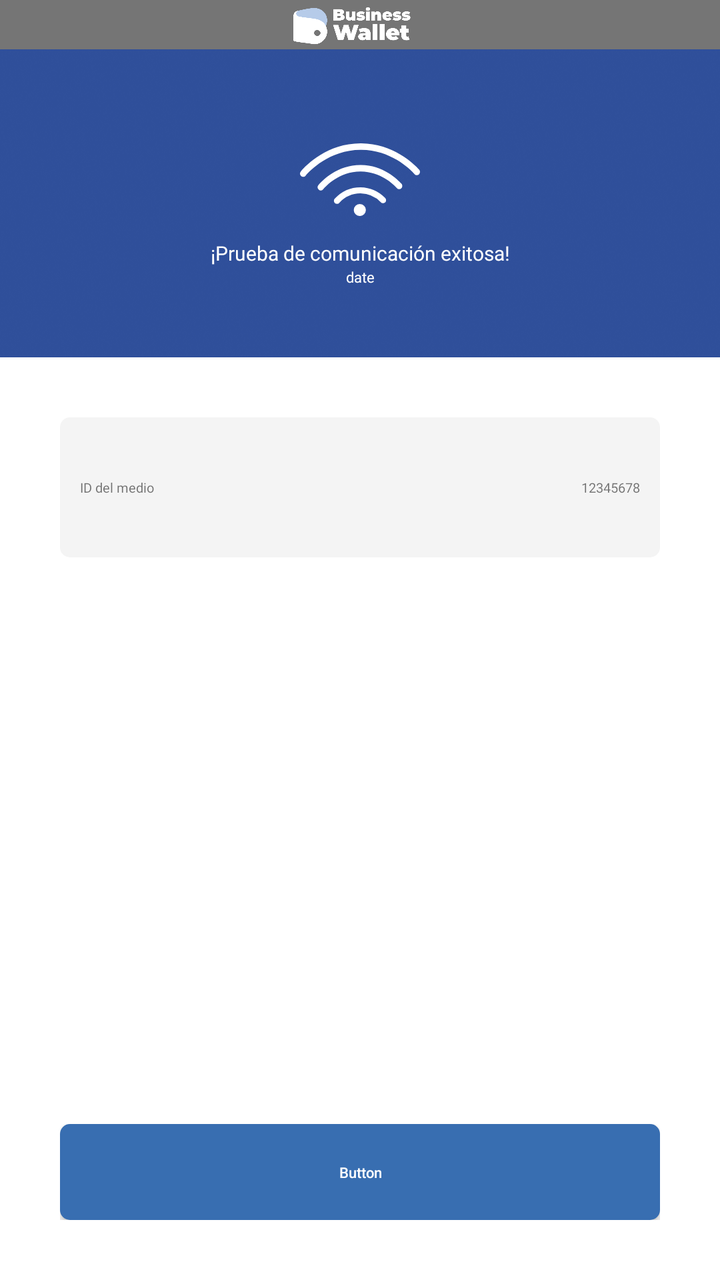
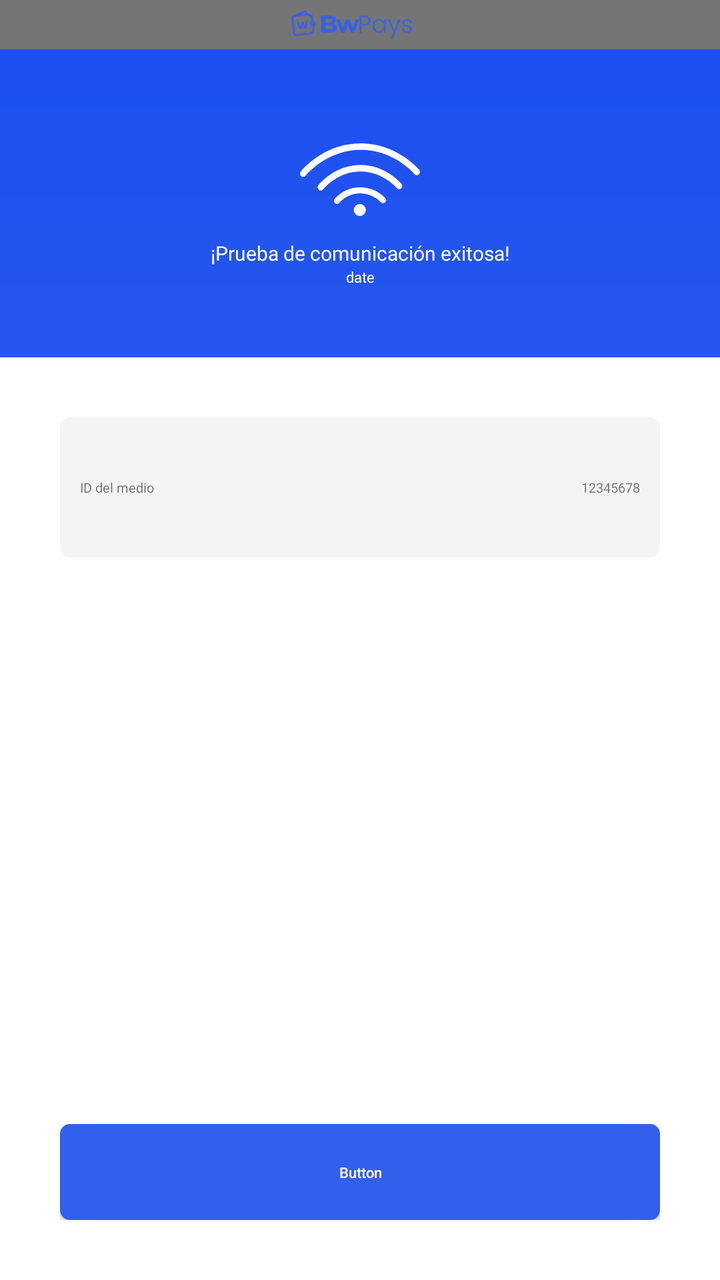

Compare the two renders of this Android layout. The source of the first and the diff that turns it into the second are given below.
<!-- AndroidManifest.xml: application theme AppThemeDown -->
<!-- res/layout/wmx_connection_test_final.xml -->
<?xml version="1.0" encoding="utf-8"?>
<androidx.constraintlayout.widget.ConstraintLayout xmlns:android="http://schemas.android.com/apk/res/android"
    android:layout_width="match_parent"
    android:layout_height="match_parent"
    xmlns:app="http://schemas.android.com/apk/res-auto">
    <LinearLayout
        android:id="@+id/lyt_connection_test_final"
        android:layout_width="match_parent"
        android:layout_height="match_parent"
        android:background="@drawable/gradient"
        android:orientation="vertical">

        <include layout="@layout/toolbar_layout" />


        <LinearLayout
            android:id="@+id/lyt_connection_test_final_header"
            android:layout_width="match_parent"
            android:layout_height="wrap_content"
            android:layout_weight="1"
            android:gravity="center"
            android:orientation="vertical">

            <ImageView
                android:id="@+id/img_connection_test_final"
                android:layout_width="60dp"
                android:layout_height="wrap_content"
                app:srcCompat="@drawable/connection_img" />

            <TextView
                android:id="@+id/txt_connection_success_title"
                android:layout_width="300dp"
                android:layout_height="wrap_content"
                android:fontFamily="@font/dm_sans_medium"
                android:gravity="center"
                android:text="@string/wmx_connection_test_final_title"
                android:textColor="#FFFFFF"
                android:textSize="30px" />

            <TextView
                android:id="@+id/txt_connection_success_date"
                android:layout_width="match_parent"
                android:layout_height="wrap_content"
                android:fontFamily="@font/dm_sans"
                android:gravity="center"
                android:text="date"
                android:textColor="#FFFFFF"
                android:textSize="22px" />
        </LinearLayout>

        <LinearLayout
            android:id="@+id/lyt_connection_test_final_container"
            android:layout_width="match_parent"
            android:layout_height="wrap_content"
            android:layout_weight="4"
            android:background="#FFFFFF"
            android:orientation="vertical"
            android:paddingLeft="30dp"
            android:paddingTop="30dp"
            android:paddingRight="30dp"
            android:paddingBottom="30dp">

            <LinearLayout
                android:layout_width="match_parent"
                android:layout_height="wrap_content"
                android:layout_weight="1"
                android:orientation="vertical">

                <LinearLayout
                    android:layout_width="match_parent"
                    android:layout_height="70dp"
                    android:background="@drawable/rounded_corner"
                    android:backgroundTint="#F4F4F4"
                    android:orientation="horizontal"
                    android:paddingLeft="10dp"
                    android:paddingRight="10dp">

                    <TextView
                        android:id="@+id/txt_connection_test_kpos_id_title"
                        android:layout_width="wrap_content"
                        android:layout_height="wrap_content"
                        android:layout_gravity="center_vertical"
                        android:layout_weight="1"
                        android:fontFamily="@font/dm_sans"
                        android:text="@string/wmx_connection_test_final_kpos_id_title"
                        android:textSize="20px" />

                    <TextView
                        android:id="@+id/txt_connection_test_kpos_id_value"
                        android:layout_width="wrap_content"
                        android:layout_height="wrap_content"
                        android:layout_gravity="center_vertical"
                        android:layout_weight="1"
                        android:fontFamily="@font/dm_sans"
                        android:gravity="end"
                        android:text="12345678"
                        android:textSize="20px" />
                </LinearLayout>

                <LinearLayout
                    android:id="@+id/lyt_connection_error"
                    android:layout_width="match_parent"
                    android:layout_height="wrap_content"
                    android:layout_weight="1"
                    android:orientation="vertical"
                    android:visibility="gone">

                    <TextView
                        android:id="@+id/txt_connection_error_1"
                        android:layout_width="match_parent"
                        android:layout_height="wrap_content"
                        android:layout_weight="1"
                        android:gravity="center"
                        android:text="@string/wmx_connection_test_error_1"
                        android:textColor="#121212"
                        android:textSize="24px" />

                    <TextView
                        android:id="@+id/txt_connection_error_2"
                        android:layout_width="match_parent"
                        android:layout_height="wrap_content"
                        android:gravity="center"
                        android:text="@string/wmx_connection_test_error_2"
                        android:textColor="#121212"
                        android:textSize="30px" />

                    <TextView
                        android:id="@+id/txt_connection_error_3"
                        android:layout_width="match_parent"
                        android:layout_height="wrap_content"
                        android:gravity="center"
                        android:text="@string/wmx_connection_test_error_3"
                        android:textColor="#121212"
                        android:textSize="30px" />

                    <TextView
                        android:id="@+id/txt_connection_error_4"
                        android:layout_width="match_parent"
                        android:layout_height="wrap_content"
                        android:layout_weight="1"
                        android:gravity="center"
                        android:text="@string/wmx_connection_test_error_4"
                        android:textColor="#121212"
                        android:textSize="20px" />
                </LinearLayout>

            </LinearLayout>

            <LinearLayout
                android:layout_width="match_parent"
                android:layout_height="wrap_content"
                android:orientation="vertical">

                <Button
                    android:id="@+id/btn_connection_test_continue"
                    android:layout_width="match_parent"
                    android:layout_height="wrap_content"
                    android:background="@drawable/rounded_corner"
                    android:backgroundTint="#386EB1"
                    android:text="Button"
                    android:textAllCaps="false"
                    android:textColor="#FFFFFF"
                    android:textSize="22px" />
            </LinearLayout>

        </LinearLayout>

    </LinearLayout>

</androidx.constraintlayout.widget.ConstraintLayout>
<!-- res/layout/toolbar_layout.xml (included above) -->
<androidx.appcompat.widget.Toolbar xmlns:android="http://schemas.android.com/apk/res/android"
    xmlns:app="http://schemas.android.com/apk/res-auto"
    android:id="@+id/toolbar"
    android:layout_width="match_parent"
    android:layout_height="74px"
    android:background="?attr/colorPrimaryDark"
    android:minHeight="@dimen/abc_action_bar_default_height_material"
    android:visibility="visible"
    app:contentInsetEnd="0dp"
    app:contentInsetStart="0dp"
    app:popupTheme="@style/ThemeOverlay.AppCompat.Light"
    app:theme="@style/ThemeOverlay.AppCompat.Dark.ActionBar">


    <TextView
        android:id="@+id/txt_toolbar_title"
        android:layout_width="wrap_content"
        android:layout_height="wrap_content"
        android:layout_gravity="center"
        android:ellipsize="middle"
        android:fontFamily="@font/dm_sans_medium"
        android:singleLine="true"
        android:textColor="#121212"
        android:textSize="22px"
        android:visibility="gone" />

    <ImageView
        android:id="@+id/img_invisible_margin"
        android:layout_width="?android:attr/actionBarSize"
        android:layout_height="48dp"
        android:visibility="invisible" />

    <LinearLayout
        android:id="@+id/toolbar_logo_container"
        android:layout_width="match_parent"
        android:layout_height="match_parent"
        android:layout_gravity="center"
        android:layout_marginRight="?android:attr/actionBarSize"
        android:paddingRight="24px"
        android:gravity="center"
        >

        <ImageView
            android:id="@+id/toolbar_logo"
            android:layout_width="wrap_content"
            android:layout_height="match_parent"
            android:layout_gravity="center"
            android:src="@drawable/white_logo"
            />
    </LinearLayout>


    <LinearLayout
        android:id="@+id/toolbar_btn_calendar"
        android:layout_width="51px"
        android:layout_height="51px"
        android:layout_gravity="right"
        android:background="@drawable/rounded_corner"
        android:backgroundTint="#fff"
        android:gravity="center"
        android:layout_marginRight="35px"
        android:padding="10px"
        android:visibility="gone">

        <ImageView
            android:id="@+id/iv_calendar"
            android:layout_width="wrap_content"
            android:layout_height="wrap_content"
            android:src="@drawable/efevoo_i_grupo_37" />
    </LinearLayout>

</androidx.appcompat.widget.Toolbar>
<!-- resources referenced by this layout -->
<resources>
  <!-- drawable efevoo_i_grupo_37 (drawable) -->
  <vector xmlns:android="http://schemas.android.com/apk/res/android"
      android:width="54dp"
      android:height="56dp"
      android:viewportWidth="54"
      android:viewportHeight="56">
    <path
        android:pathData="M18,29.5C18,30.881 16.881,32 15.5,32C14.119,32 13,30.881 13,29.5C13,28.119 14.119,27 15.5,27C16.881,27 18,28.119 18,29.5ZM18,41.5C18,42.881 16.881,44 15.5,44C14.119,44 13,42.881 13,41.5C13,40.119 14.119,39 15.5,39C16.881,39 18,40.119 18,41.5ZM26.5,32C27.881,32 29,30.881 29,29.5C29,28.119 27.881,27 26.5,27C25.119,27 24,28.119 24,29.5C24,30.881 25.119,32 26.5,32ZM29,41.5C29,42.881 27.881,44 26.5,44C25.119,44 24,42.881 24,41.5C24,40.119 25.119,39 26.5,39C27.881,39 29,40.119 29,41.5ZM38.5,32C39.881,32 41,30.881 41,29.5C41,28.119 39.881,27 38.5,27C37.119,27 36,28.119 36,29.5C36,30.881 37.119,32 38.5,32ZM41,41.5C41,42.881 39.881,44 38.5,44C37.119,44 36,42.881 36,41.5C36,40.119 37.119,39 38.5,39C39.881,39 41,40.119 41,41.5Z"
        android:fillColor="#212859"
        android:fillType="evenOdd"/>
    <path
        android:pathData="M3,20V45C3,47.122 3.843,49.157 5.343,50.657C6.843,52.157 8.878,53 11,53H43C45.122,53 47.157,52.157 48.657,50.657C50.157,49.157 51,47.122 51,45V20H3ZM0,8V17V20V45C0,47.917 1.159,50.715 3.222,52.778C5.285,54.841 8.083,56 11,56H43C45.917,56 48.715,54.841 50.778,52.778C52.841,50.715 54,47.917 54,45V20V17V8C54,6.143 53.263,4.363 51.95,3.05C50.637,1.737 48.856,1 47,1H7C5.143,1 3.363,1.737 2.05,3.05C0.737,4.363 0,6.143 0,8Z"
        android:fillColor="#212859"
        android:fillType="evenOdd"/>
    <path
        android:pathData="M16.5,0C17.881,0 19,1.119 19,2.5V6.5C19,7.881 17.881,9 16.5,9C15.119,9 14,7.881 14,6.5V2.5C14,1.119 15.119,0 16.5,0ZM36.5,0C37.881,0 39,1.119 39,2.5V6.5C39,7.881 37.881,9 36.5,9C35.119,9 34,7.881 34,6.5V2.5C34,1.119 35.119,0 36.5,0Z"
        android:fillColor="#B6CBE9"
        android:fillType="evenOdd"/>
  </vector>
  <!-- drawable gradient: png bitmap (drawable, 641749 bytes) -->
  <!-- drawable rounded_corner (drawable) -->
  <?xml version="1.0" encoding="utf-8"?>
  <shape xmlns:android="http://schemas.android.com/apk/res/android"
      android:shape="rectangle" >
  
      <corners
          android:radius="15px"/>
  
      <solid android:color="#2F4F9A" />
  
      <padding
          android:bottom="0dp"
          android:left="0dp"
          android:right="0dp"
          android:top="0dp" />
  
  </shape>
  <!-- drawable white_logo: png bitmap (drawable, 14745 bytes) -->
  <string name="wmx_connection_test_error_1">Se sugiere realizar las siguientes acciones y reintentar esta prueba</string>
  <string name="wmx_connection_test_error_2">Reiniciar la red Wi Fi</string>
  <string name="wmx_connection_test_error_3">Reiniciar la terminal</string>
  <string name="wmx_connection_test_final_kpos_id_title">ID del medio</string>
  <string name="wmx_connection_test_final_title">¡Prueba de comunicación exitosa!</string>
  <color name="action_bar">@color/eb_col_4</color>
  <color name="eb_col_7">#ffffff</color>
  <color name="eb_col_12">#f8f8f8</color>
  <color name="eb_col_14">#00A1DE</color>
  <color name="segment_line">@color/eb_col_12</color>
  <color name="eb_col_4">#004C90</color>
  <!-- unchanged entries left out for length: 16 -->
</resources>

<!-- the commit's change to res/layout/wmx_connection_test_final.xml (unified diff, before → after) -->
@@ -7,7 +7,7 @@
         android:id="@+id/lyt_connection_test_final"
         android:layout_width="match_parent"
         android:layout_height="match_parent"
-        android:background="@drawable/gradient"
+        android:background="@drawable/ticket_cancel_background"
         android:orientation="vertical">
 
         <include layout="@layout/toolbar_layout" />
@@ -156,7 +156,7 @@
                     android:layout_width="match_parent"
                     android:layout_height="wrap_content"
                     android:background="@drawable/rounded_corner"
-                    android:backgroundTint="#386EB1"
+                    android:backgroundTint="@color/ep_btn_continuar_fondo"
                     android:text="Button"
                     android:textAllCaps="false"
                     android:textColor="#FFFFFF"
@@ -216,7 +216,7 @@
             android:layout_width="wrap_content"
             android:layout_height="match_parent"
             android:layout_gravity="center"
-            android:src="@drawable/white_logo"
+            android:src="@drawable/logo_bw"
             />
     </LinearLayout>
 
<!-- resource entries referenced after the edit -->
@@ -1,5 +1,6 @@
 <!-- resources referenced by this layout -->
 <resources>
+  <color name="ep_btn_continuar_fondo">#325FEC</color>#
   <!-- drawable efevoo_i_grupo_37 (drawable) -->
   <vector xmlns:android="http://schemas.android.com/apk/res/android"
       android:width="54dp"
@@ -8,18 +9,18 @@
       android:viewportHeight="56">
     <path
         android:pathData="M18,29.5C18,30.881 16.881,32 15.5,32C14.119,32 13,30.881 13,29.5C13,28.119 14.119,27 15.5,27C16.881,27 18,28.119 18,29.5ZM18,41.5C18,42.881 16.881,44 15.5,44C14.119,44 13,42.881 13,41.5C13,40.119 14.119,39 15.5,39C16.881,39 18,40.119 18,41.5ZM26.5,32C27.881,32 29,30.881 29,29.5C29,28.119 27.881,27 26.5,27C25.119,27 24,28.119 24,29.5C24,30.881 25.119,32 26.5,32ZM29,41.5C29,42.881 27.881,44 26.5,44C25.119,44 24,42.881 24,41.5C24,40.119 25.119,39 26.5,39C27.881,39 29,40.119 29,41.5ZM38.5,32C39.881,32 41,30.881 41,29.5C41,28.119 39.881,27 38.5,27C37.119,27 36,28.119 36,29.5C36,30.881 37.119,32 38.5,32ZM41,41.5C41,42.881 39.881,44 38.5,44C37.119,44 36,42.881 36,41.5C36,40.119 37.119,39 38.5,39C39.881,39 41,40.119 41,41.5Z"
-        android:fillColor="#212859"
+        android:fillColor="#325FEC"
         android:fillType="evenOdd"/>
     <path
         android:pathData="M3,20V45C3,47.122 3.843,49.157 5.343,50.657C6.843,52.157 8.878,53 11,53H43C45.122,53 47.157,52.157 48.657,50.657C50.157,49.157 51,47.122 51,45V20H3ZM0,8V17V20V45C0,47.917 1.159,50.715 3.222,52.778C5.285,54.841 8.083,56 11,56H43C45.917,56 48.715,54.841 50.778,52.778C52.841,50.715 54,47.917 54,45V20V17V8C54,6.143 53.263,4.363 51.95,3.05C50.637,1.737 48.856,1 47,1H7C5.143,1 3.363,1.737 2.05,3.05C0.737,4.363 0,6.143 0,8Z"
-        android:fillColor="#212859"
+        android:fillColor="#325FEC"
         android:fillType="evenOdd"/>
     <path
         android:pathData="M16.5,0C17.881,0 19,1.119 19,2.5V6.5C19,7.881 17.881,9 16.5,9C15.119,9 14,7.881 14,6.5V2.5C14,1.119 15.119,0 16.5,0ZM36.5,0C37.881,0 39,1.119 39,2.5V6.5C39,7.881 37.881,9 36.5,9C35.119,9 34,7.881 34,6.5V2.5C34,1.119 35.119,0 36.5,0Z"
         android:fillColor="#B6CBE9"
         android:fillType="evenOdd"/>
   </vector>
-  <!-- drawable gradient: png bitmap (drawable, 641749 bytes) -->
+  <!-- drawable logo_bw: png bitmap (drawable, 2529 bytes) -->
   <!-- drawable rounded_corner (drawable) -->
   <?xml version="1.0" encoding="utf-8"?>
   <shape xmlns:android="http://schemas.android.com/apk/res/android"
@@ -28,7 +29,7 @@
       <corners
           android:radius="15px"/>
   
-      <solid android:color="#2F4F9A" />
+      <solid android:color="#325FEC" />
   
       <padding
           android:bottom="0dp"
@@ -37,7 +38,29 @@
           android:top="0dp" />
   
   </shape>
-  <!-- drawable white_logo: png bitmap (drawable, 14745 bytes) -->
+  <!-- drawable ticket_cancel_background (drawable) -->
+  <vector xmlns:android="http://schemas.android.com/apk/res/android"
+      xmlns:aapt="http://schemas.android.com/aapt"
+      android:width="720dp"
+      android:height="908dp"
+      android:viewportWidth="720"
+      android:viewportHeight="908">
+    <path
+        android:pathData="M0,0h720v908h-720z">
+      <aapt:attr name="android:fillColor">
+        <gradient 
+            android:startX="360"
+            android:startY="0"
+            android:endX="360"
+            android:endY="908"
+            android:type="linear">
+          <item android:offset="0" android:color="#1A4EF1"/>
+          <item android:offset="0.58" android:color="#325FEC"/>
+          <item android:offset="0.76" android:color="#FFF4F4F4"/>
+        </gradient>
+      </aapt:attr>
+    </path>
+  </vector>
   <string name="wmx_connection_test_error_1">Se sugiere realizar las siguientes acciones y reintentar esta prueba</string>
   <string name="wmx_connection_test_error_2">Reiniciar la red Wi Fi</string>
   <string name="wmx_connection_test_error_3">Reiniciar la terminal</string>
